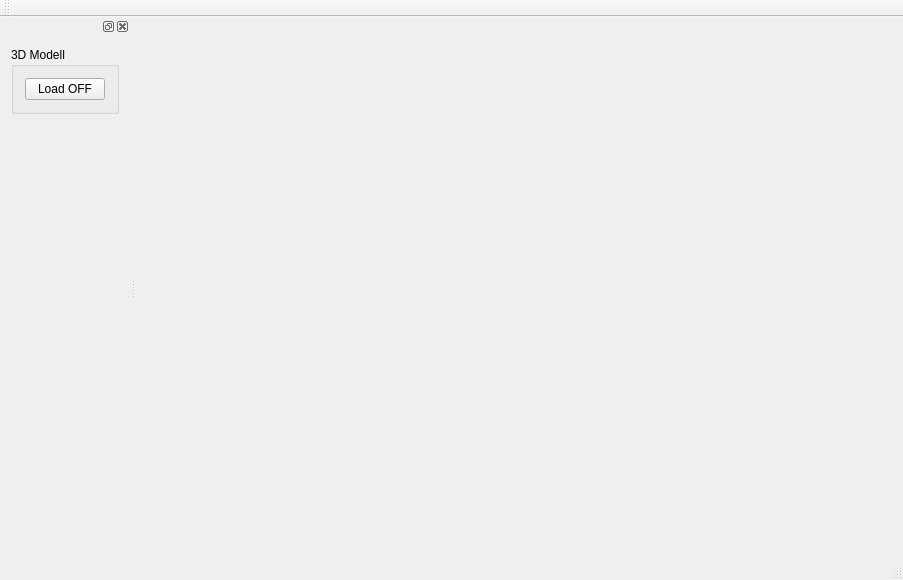
Above: CaveSegmentationGUI/cavesegmentationgui.ui from NSchertler/CaveSegmentation before the change. Below: the same form after it.
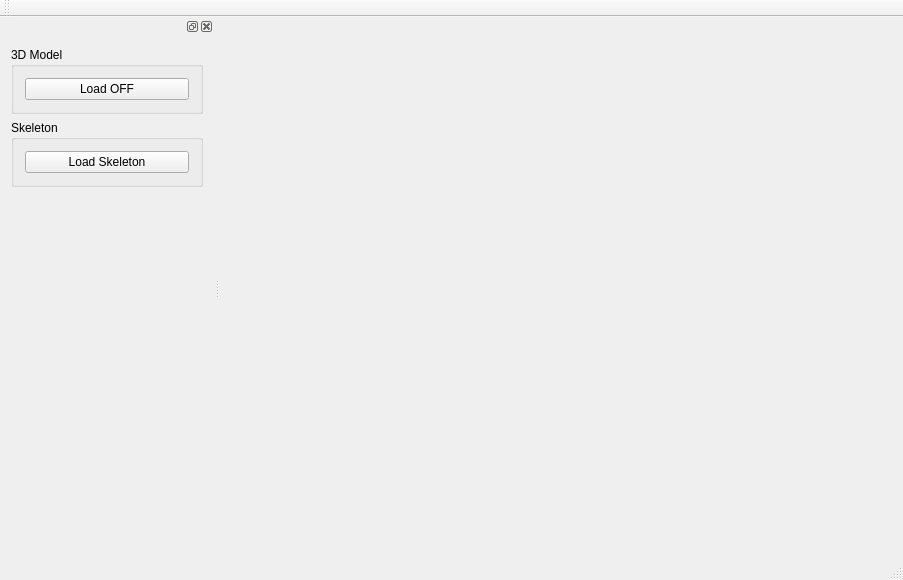
That is the form after the change.

Commit message: Skeleton and Cave Visualization

The edit to the form file:
```diff
--- a/CaveSegmentationGUI/cavesegmentationgui.ui
+++ b/CaveSegmentationGUI/cavesegmentationgui.ui
@@ -34,18 +34,24 @@
   </widget>
   <widget class="QStatusBar" name="statusBar"/>
   <widget class="QDockWidget" name="dockWidget">
+   <property name="minimumSize">
+    <size>
+     <width>214</width>
+     <height>164</height>
+    </size>
+   </property>
    <attribute name="dockWidgetArea">
     <number>1</number>
    </attribute>
    <widget class="QWidget" name="dockWidgetContents">
     <layout class="QVBoxLayout" name="verticalLayout">
-     <item alignment="Qt::AlignTop">
+     <item>
       <widget class="QGroupBox" name="groupBox">
        <property name="title">
-        <string>3D Modell</string>
+        <string>3D Model</string>
        </property>
        <property name="alignment">
-        <set>Qt::AlignLeading|Qt::AlignLeft|Qt::AlignTop</set>
+        <set>Qt::AlignTop</set>
        </property>
        <layout class="QVBoxLayout" name="verticalLayout_2">
         <item>
@@ -58,6 +64,35 @@
        </layout>
       </widget>
      </item>
+     <item>
+      <widget class="QGroupBox" name="groupBox_2">
+       <property name="title">
+        <string>Skeleton</string>
+       </property>
+       <layout class="QVBoxLayout" name="verticalLayout_3">
+        <item>
+         <widget class="QPushButton" name="btnLoadSkeleton">
+          <property name="text">
+           <string>Load Skeleton</string>
+          </property>
+         </widget>
+        </item>
+       </layout>
+      </widget>
+     </item>
+     <item>
+      <spacer name="verticalSpacer">
+       <property name="orientation">
+        <enum>Qt::Vertical</enum>
+       </property>
+       <property name="sizeHint" stdset="0">
+        <size>
+         <width>20</width>
+         <height>40</height>
+        </size>
+       </property>
+      </spacer>
+     </item>
     </layout>
    </widget>
   </widget>
```
The commit also changes 27 other files.
